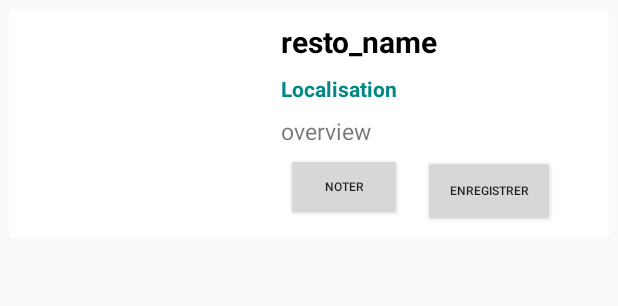
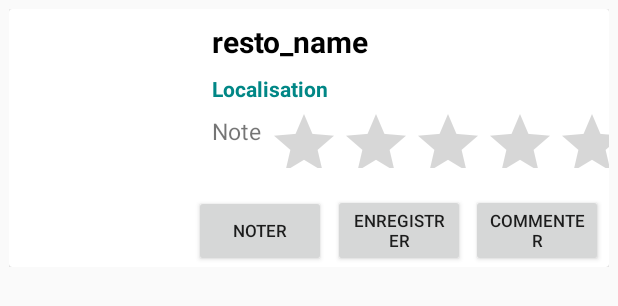
Before and after one commit to MichelKadilar/RestocheMobile, an Android app: the layout card.xml on its own in the app's theme, with its tools: preview values and no code run, on a phone screen of 412 x 824 dp. Shown: the top 306 px of the screen. Run offline under Robolectric (Android 15) with nearby library versions, the phone set to English and light mode, and no system bars.

Commit message:
affichage des restos de firebase avec leur note

```diff
--- a/app/src/main/java/com/restoche/Resto.java
+++ b/app/src/main/java/com/restoche/Resto.java
@@ -4,14 +4,16 @@ public class Resto {
     private String title;
     private String localisation;
     private String image;
+    private float ratings;
 
     public Resto() {
     }
 
-    public Resto(String title, String localisation,String image) {
+    public Resto(String title, String localisation,String image,float ratings) {
         this.title = title;
         this.localisation = localisation;
         this.image=image;
+        this.ratings=ratings;
     }
 
     public String getTitle() {
@@ -24,6 +26,14 @@ public class Resto {
 
     public void setLocalisation(String localisation) {
         this.localisation = localisation;
+    }
+
+    public float getRatings() {
+        return ratings;
+    }
+
+    public void setRatings(float ratings) {
+        this.ratings = ratings;
     }
 
     public String getImage() {
--- a/app/src/main/java/com/restoche/RestoActivity.java
+++ b/app/src/main/java/com/restoche/RestoActivity.java
@@ -36,9 +36,8 @@ import java.util.Arrays;
 import java.util.List;
 
 public class RestoActivity extends AppCompatActivity implements ListeRestoFragment.ItemSelected {
-    TextView restODescription;
+
     RecyclerView recyclerView;
-    Resto resto,resto1,resto2,resto3;
     List<Resto> restoList=new ArrayList<>();
     RequestQueue requestQueue;
     private DatabaseReference mDatabase;
@@ -48,25 +47,13 @@ public class RestoActivity extends AppCompatActivity implements ListeRestoFragme
         requestQueue = VolleySingleton.getmInstance(this).getRequestQueue();
         mDatabase = FirebaseDatabase.getInstance().getReference().child("restos");
         mDatabase.addValueEventListener(postListener);
-
         setContentView(R.layout.activity_resto);
-       // fetchResto();
-        resto1=new Resto("Chez adjo","Adidogome","");
-        resto2=new Resto("Chez adjo","Adidogome","");
-        resto3=new Resto("Chez adjo","Adidogome","");
-        restoList= Arrays.asList(resto1,resto2,resto3);
         recyclerView=findViewById(R.id.listResto);
         recyclerView.setHasFixedSize(true);
         recyclerView.setLayoutManager(new LinearLayoutManager(this));
-
-        RestoAdapter adapter=new RestoAdapter(RestoActivity.this,restoList);
-       recyclerView.setAdapter(adapter);
-
-
-
     }
-    public void writeNewResto(String titre, String localisation, String image) {
-        Resto resto = new Resto(titre, localisation,image);
+    public void writeNewResto(String titre, String localisation, String image,float rating) {
+        Resto resto = new Resto(titre, localisation,image,rating);
 
         mDatabase.child(titre+localisation).setValue(resto);
     }
@@ -82,13 +69,13 @@ public class RestoActivity extends AppCompatActivity implements ListeRestoFragme
                 for (DataSnapshot restoSnapshot : dataSnapshot.getChildren()) {
                     Resto resto = restoSnapshot.getValue(Resto.class);
                     Toast.makeText(RestoActivity.this, resto.getTitle(), Toast.LENGTH_SHORT).show();
-                  //  restoList.add(resto);
+                   restoList.add(resto);
                 }
-
-                // Faites ce que vous voulez avec l'objet resto récupéré
             } else {
                 Toast.makeText(RestoActivity.this, "Le restaurant n'existe pas", Toast.LENGTH_LONG).show();
             }
+            RestoAdapter adapter=new RestoAdapter(RestoActivity.this,restoList);
+            recyclerView.setAdapter(adapter);
         }
 
         @Override
@@ -132,9 +119,9 @@ public class RestoActivity extends AppCompatActivity implements ListeRestoFragme
                                 String title = jsonObject.getString("title");
                                 String overview = jsonObject.getString("overview");
                                 String poster = jsonObject.getString("poster");
-                                Double rating = jsonObject.getDouble("rating");
+                                float rating = (float)jsonObject.getDouble("rating");
 
-                                Resto resto = new Resto(title , poster,overview );
+                                Resto resto = new Resto(title , poster,overview,rating );
                                 restoList.add(resto);
                             } catch (JSONException e) {
                                 e.printStackTrace();
--- a/app/src/main/java/com/restoche/RestoAdapter.java
+++ b/app/src/main/java/com/restoche/RestoAdapter.java
@@ -7,6 +7,7 @@ import android.view.LayoutInflater;
 import android.view.View;
 import android.view.ViewGroup;
 import android.widget.ImageView;
+import android.widget.RatingBar;
 import android.widget.TextView;
 
 import androidx.annotation.NonNull;
@@ -36,6 +37,9 @@ public class RestoAdapter extends RecyclerView.Adapter<RestoAdapter.RestoHolder>
         Resto resto=restoList.get(position);
         holder.titre.setText(resto.getTitle());
         holder.localisation.setText(resto.getLocalisation());
+        holder.ratingBar.setRating(resto.getRatings());
+
+
        // holder.constraintLayout.setOnClickListener();
         holder.constraintLayout.setOnClickListener(new View.OnClickListener() {
             @Override
@@ -56,11 +60,13 @@ public class RestoAdapter extends RecyclerView.Adapter<RestoAdapter.RestoHolder>
     public class RestoHolder extends RecyclerView.ViewHolder{
         ImageView imageView;
         TextView titre,localisation;
+        RatingBar ratingBar;
         ConstraintLayout constraintLayout;
 
         public RestoHolder(@NonNull View itemView) {
             super(itemView);
             imageView=itemView.findViewById(R.id.image_carte);
+            ratingBar=itemView.findViewById(R.id.ratingBar);
             titre=itemView.findViewById(R.id.titre);
             localisation=itemView.findViewById(R.id.localisation);
             constraintLayout=itemView.findViewById(R.id.detail_constraint);
--- a/app/src/main/res/layout/card.xml
+++ b/app/src/main/res/layout/card.xml
@@ -1,7 +1,7 @@
 <?xml version="1.0" encoding="utf-8"?>
 <androidx.constraintlayout.widget.ConstraintLayout xmlns:android="http://schemas.android.com/apk/res/android"
     xmlns:app="http://schemas.android.com/apk/res-auto"
-    xmlns:tools="http://schemas.android.com/tools"
+
     android:layout_width="match_parent"
     android:layout_margin="6dp"
     android:id="@+id/detail_constraint"
@@ -18,15 +18,16 @@
 
         <androidx.constraintlayout.widget.ConstraintLayout
             android:layout_width="match_parent"
-            android:layout_height="match_parent">
+            android:layout_height="172dp">
 
             <ImageView
                 android:id="@+id/image_carte"
-                android:layout_width="165dp"
-                android:layout_height="145dp"
+                android:layout_width="119dp"
+                android:layout_height="144dp"
                 android:layout_marginTop="8dp"
+                android:contentDescription="@string/image_resto"
+
                 android:scaleType="centerCrop"
-
                 app:layout_constraintStart_toStartOf="parent"
                 app:layout_constraintTop_toTopOf="parent" />
 
@@ -36,7 +37,7 @@
                 android:layout_height="wrap_content"
                 android:layout_marginStart="16dp"
                 android:layout_marginTop="8dp"
-                android:text="resto_name"
+                android:text="@string/resto_name"
                 android:textColor="@color/black"
                 android:textSize="20sp"
                 android:textStyle="bold"
@@ -49,7 +50,7 @@
                 android:layout_height="wrap_content"
                 android:layout_marginStart="16dp"
                 android:layout_marginTop="8dp"
-                android:text="Localisation"
+                android:text="@string/localisation"
                 android:textColor="@color/teal_700"
                 android:textSize="14sp"
                 android:textStyle="bold"
@@ -60,25 +61,25 @@
 
             <TextView
                 android:id="@+id/overview_tv"
-                android:layout_width="200dp"
-                android:layout_height="wrap_content"
+                android:layout_width="37dp"
+                android:layout_height="30dp"
                 android:layout_marginStart="16dp"
                 android:layout_marginTop="8dp"
-                android:inputType="textMultiLine"
                 android:maxLines="3"
-                android:text="overview"
+                android:text="@string/note"
                 android:textSize="15sp"
                 app:layout_constraintStart_toEndOf="@+id/image_carte"
                 app:layout_constraintTop_toBottomOf="@+id/localisation" />
 
             <Button
                 android:id="@+id/noter"
-                android:layout_width="77dp"
-                android:layout_height="45dp"
-                android:layout_marginStart="19dp"
-                android:layout_marginBottom="12dp"
-                android:text="Noter"
-                android:textSize="8sp"
+                android:layout_width="wrap_content"
+                android:layout_height="wrap_content"
+                android:layout_marginStart="0dp"
+                android:layout_marginBottom="0dp"
+                android:width="0dp"
+                android:text="@string/noter"
+                android:textSize="11sp"
                 app:layout_constraintBottom_toBottomOf="parent"
                 app:layout_constraintEnd_toStartOf="@+id/enreg"
                 app:layout_constraintHorizontal_bias="0.0"
@@ -88,12 +89,36 @@
                 android:id="@+id/enreg"
                 android:layout_width="wrap_content"
                 android:layout_height="wrap_content"
-                android:layout_marginEnd="36dp"
-                android:layout_marginBottom="8dp"
-                android:text="Enregistrer"
-                android:textSize="8sp"
+                android:width="0dp"
+                android:text="@string/enregistrer"
+                android:textSize="11sp"
                 app:layout_constraintBottom_toBottomOf="parent"
-                app:layout_constraintEnd_toEndOf="parent" />
+                app:layout_constraintEnd_toStartOf="@id/commenter"
+                app:layout_constraintStart_toEndOf="@id/noter" />
+
+            <Button
+                android:id="@+id/commenter"
+                android:layout_width="wrap_content"
+                android:layout_height="wrap_content"
+                android:layout_marginEnd="0dp"
+                android:layout_marginBottom="0dp"
+                android:width="0dp"
+                android:text="@string/commenter"
+                android:textSize="11sp"
+                app:layout_constraintBottom_toBottomOf="parent"
+                app:layout_constraintEnd_toEndOf="parent"
+                app:layout_constraintStart_toEndOf="@id/enreg" />
+
+            <RatingBar
+                android:id="@+id/ratingBar"
+                android:layout_width="0dp"
+                android:layout_height="40dp"
+                android:scrollbarSize="3dp"
+                app:layout_constraintBottom_toBottomOf="parent"
+                app:layout_constraintEnd_toEndOf="parent"
+                app:layout_constraintStart_toEndOf="@+id/overview_tv"
+                app:layout_constraintTop_toTopOf="parent" />
+
         </androidx.constraintlayout.widget.ConstraintLayout>
 
     </androidx.cardview.widget.CardView>
--- a/app/src/main/res/values/strings.xml
+++ b/app/src/main/res/values/strings.xml
@@ -65,4 +65,11 @@
 
     <string name="hello_first_fragment">Hello first fragment</string>
     <string name="hello_second_fragment">Hello second fragment. Arg: %1$s</string>
+    <string name="resto_name">resto_name</string>
+    <string name="localisation">Localisation</string>
+    <string name="noter">Noter</string>
+    <string name="enregistrer">Enregistrer</string>
+    <string name="commenter">Commenter</string>
+    <string name="image_resto">image_resto</string>
+    <string name="note">Note</string>
 </resources>
```
